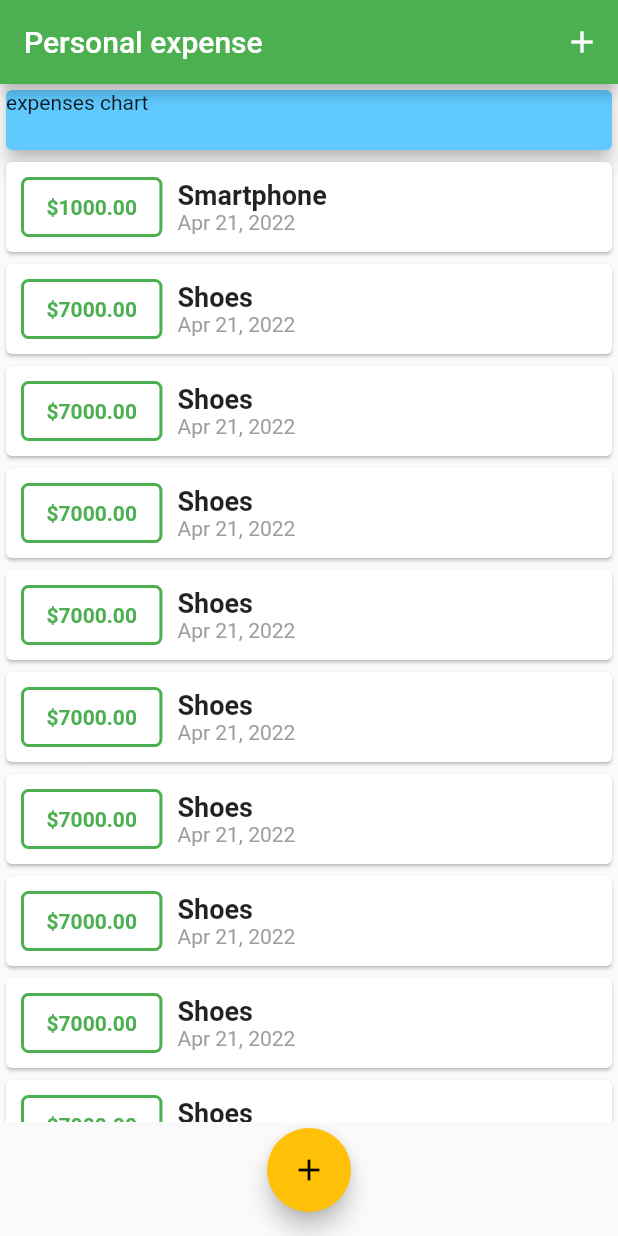
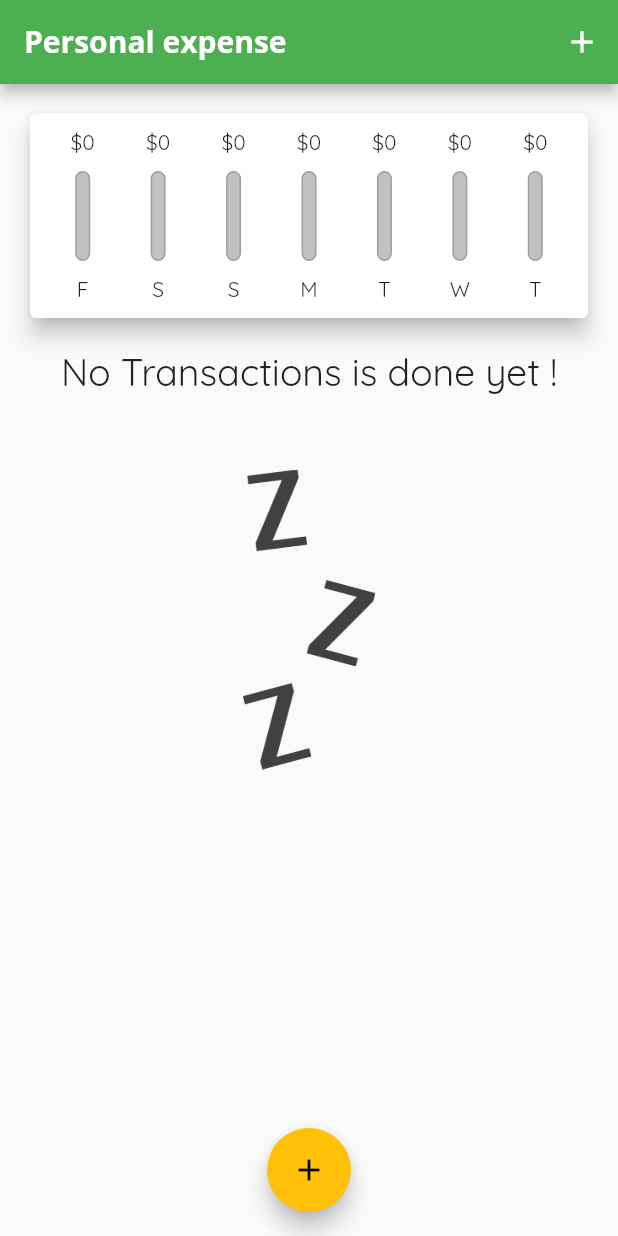
Before and after one commit to hritik7818/expendature-app, a Flutter app: the screen it shows after launch, on a phone screen of 412 x 824 dp. Run offline on Flutter 3.47's test engine with Material 2 defaults, Android fonts, the phone set to English and light mode, and no system bars.

Commit message:
workng app

```diff
--- a/lib/main.dart
+++ b/lib/main.dart
@@ -16,6 +16,7 @@ class MyApp extends StatelessWidget {
       theme: ThemeData(
         accentColor: Colors.amber,
         primarySwatch: Colors.green,
+        fontFamily: "Quicksand",
       ),
       title: 'Flutter App',
     );
@@ -36,92 +37,14 @@ class _MyHomeAppState extends State<MyHomeApp> {
         });
   }
 
-  final List<Transaction> _transactions = [
-    Transaction(
-      id: "t1",
-      title: "Smartphone",
-      amount: 1000,
-      date: DateTime.now().toLocal(),
-    ),
-    Transaction(
-      id: "t2",
-      title: "Shoes",
-      amount: 7000,
-      date: DateTime.now().toLocal(),
-    ),
-    Transaction(
-      id: "t2",
-      title: "Shoes",
-      amount: 7000,
-      date: DateTime.now().toLocal(),
-    ),
-    Transaction(
-      id: "t2",
-      title: "Shoes",
-      amount: 7000,
-      date: DateTime.now().toLocal(),
-    ),
-    Transaction(
-      id: "t2",
-      title: "Shoes",
-      amount: 7000,
-      date: DateTime.now().toLocal(),
-    ),
-    Transaction(
-      id: "t2",
-      title: "Shoes",
-      amount: 7000,
-      date: DateTime.now().toLocal(),
-    ),
-    Transaction(
-      id: "t2",
-      title: "Shoes",
-      amount: 7000,
-      date: DateTime.now().toLocal(),
-    ),
-    Transaction(
-      id: "t2",
-      title: "Shoes",
-      amount: 7000,
-      date: DateTime.now().toLocal(),
-    ),
-    Transaction(
-      id: "t2",
-      title: "Shoes",
-      amount: 7000,
-      date: DateTime.now().toLocal(),
-    ),
-    Transaction(
-      id: "t2",
-      title: "Shoes",
-      amount: 7000,
-      date: DateTime.now().toLocal(),
-    ),
-    Transaction(
-      id: "t2",
-      title: "Shoes",
-      amount: 7000,
-      date: DateTime.now().toLocal(),
-    ),
-    Transaction(
-      id: "t2",
-      title: "Shoes",
-      amount: 7000,
-      date: DateTime.now().toLocal(),
-    ),
-    Transaction(
-      id: "t2",
-      title: "Shoes",
-      amount: 7000,
-      date: DateTime.now().toLocal(),
-    ),
-    Transaction(
-      id: "t2",
-      title: "Shoes",
-      amount: 7000,
-      date: DateTime.now().toLocal(),
-    ),
-  ];
+  final List<Transaction> _transactions = [];
+
+  List<Transaction> get _recentTransactions {
+    return _transactions
+        .where((element) =>
+            element.date.isAfter(DateTime.now().subtract(Duration(days: 7))))
+        .toList();
+  }
 
   void _addNewTransaction(String title, double amount) {
     setState(() {
@@ -139,6 +62,10 @@ class _MyHomeAppState extends State<MyHomeApp> {
       appBar: AppBar(
         title: Text(
           "Personal expense",
+          style: TextStyle(
+            fontFamily: "OpenSans",
+            fontWeight: FontWeight.bold,
+          ),
         ),
         actions: [
           IconButton(
@@ -152,7 +79,7 @@ class _MyHomeAppState extends State<MyHomeApp> {
       body: SingleChildScrollView(
         child: Column(
           children: <Widget>[
-            Chart(),
+            Chart(_recentTransactions),
             TransactionsList(_transactions),
           ],
         ),
--- a/lib/widgets/chart.dart
+++ b/lib/widgets/chart.dart
@@ -1,23 +1,59 @@
 // ignore_for_file: use_key_in_widget_constructors
 
 import 'package:flutter/material.dart';
+import 'package:intl/intl.dart';
+import 'chartBar.dart';
+import '../models/transaction.dart';
 
-class Chart extends StatefulWidget {
-  @override
-  State<Chart> createState() => _ChartState();
-}
+class Chart extends StatelessWidget {
+  final List<Transaction> recentTransactions;
 
-class _ChartState extends State<Chart> {
+  Chart(this.recentTransactions);
+
+  List<Map<String, Object>> get _groupTransactionsValue {
+    return List.generate(7, (index) {
+      final weekDay = DateTime.now().subtract(Duration(days: 7 - index - 1));
+      print(weekDay);
+      var sumOfSpendingOnDay = 0.0;
+      var totalAmountOfSpending = 0.0;
+
+      for (var i = 0; i < recentTransactions.length; i++) {
+        if (recentTransactions[i].date.day == weekDay.day &&
+            recentTransactions[i].date.month == weekDay.month &&
+            recentTransactions[i].date.year == weekDay.year) {
+          sumOfSpendingOnDay += recentTransactions[i].amount;
+        }
+        totalAmountOfSpending += recentTransactions[i].amount;
+      }
+      return {
+        "label": DateFormat.E().format(weekDay).substring(0, 1),
+        "totalAmount": sumOfSpendingOnDay,
+        "spentPercent": recentTransactions.isEmpty
+            ? 0.0
+            : sumOfSpendingOnDay / totalAmountOfSpending
+      };
+    });
+  }
+
   @override
   Widget build(BuildContext context) {
     return Card(
-      color: Color.fromARGB(255, 96, 202, 255),
-      elevation: 5,
+      elevation: 6,
+      margin: EdgeInsets.all(20),
       child: Container(
-        width: double.infinity,
-        height: 40,
-        child: Text(
-          "expenses chart",
+        padding: EdgeInsets.all(10),
+        child: Row(
+          mainAxisAlignment: MainAxisAlignment.spaceAround,
+          children: _groupTransactionsValue.map((element) {
+            // flexible widget is used to wrap the widget to specify that it can take as much width or height according to it mainAxisAlignment using specify its fit property to tight.note- we also have an another widget like Flexible which is Expended it equivalent Flexible with fit property to FlexFit.tight ,we can also give a flex property to it which specify how many time more expand in comparison to another which has default value 1.
+            return Flexible(
+              fit: FlexFit.tight,
+              child: ChartBar(
+                  spendAmount: element["totalAmount"] as double,
+                  spendPercent: element["spentPercent"] as double,
+                  label: element["label"] as String),
+            );
+          }).toList(),
         ),
       ),
     );
--- /dev/null
+++ b/lib/widgets/chartBar.dart
@@ -0,0 +1,52 @@
+import 'package:flutter/material.dart';
+
+class ChartBar extends StatelessWidget {
+  final double spendAmount;
+  final double? spendPercent;
+  final String label;
+
+  ChartBar(
+      {required this.spendAmount,
+      required this.spendPercent,
+      required this.label});
+  @override
+  Widget build(BuildContext context) {
+    return Column(
+      children: [
+        //FittedBox Shrink the widget to being in their place or area.
+        FittedBox(
+          child: Text('\$${spendAmount.toStringAsFixed(0)}'),
+        ),
+        SizedBox(
+          height: 10,
+        ),
+        Container(
+          height: 60,
+          width: 10,
+          child: Stack(
+            children: [
+              Container(
+                decoration: BoxDecoration(
+                  border: Border.all(color: Colors.grey, width: 1),
+                  borderRadius: BorderRadius.circular(10),
+                  color: Color.fromARGB(255, 193, 193, 193),
+                ),
+              ),
+              FractionallySizedBox(
+                  heightFactor: spendPercent,
+                  child: Container(
+                    decoration: BoxDecoration(
+                        color: Theme.of(context).primaryColor,
+                        borderRadius: BorderRadius.circular(10)),
+                  ))
+            ],
+          ),
+        ),
+        SizedBox(
+          height: 10,
+        ),
+        Text(label)
+      ],
+    );
+  }
+}
--- a/lib/widgets/transactionsLists.dart
+++ b/lib/widgets/transactionsLists.dart
@@ -10,7 +10,23 @@ class TransactionsList extends StatelessWidget {
   Widget build(BuildContext context) {
     return Container(
       height: 644,
-      child: ListView.builder(
+      child: transactions.isEmpty
+          ? Column(
+              children: [
+                Text(
+                  "No Transactions is done yet !",
+                  style: TextStyle(
+                    fontSize: 25,
+                  ),
+                ),
+                SizedBox(height: 50),
+                Container(
+                  height: 200,
+                  child: Image.asset('assets/images/waiting.png'),
+                ),
+              ],
+            )
+          : ListView.builder(
               itemBuilder: (ctx, index) {
                 return Card(
                   child: Container(
@@ -27,7 +43,8 @@ class TransactionsList extends StatelessWidget {
                           decoration: BoxDecoration(
                             borderRadius: BorderRadius.circular(5),
                             border: Border.all(
-                          width: 2, color: Theme.of(context).primaryColor),
+                                width: 2,
+                                color: Theme.of(context).primaryColor),
                           ),
                           child: Text(
                             '\$${transactions[index].amount.toStringAsFixed(2)}',
@@ -47,7 +64,8 @@ class TransactionsList extends StatelessWidget {
                               ),
                             ),
                             Text(
-                        DateFormat.yMMMd().format(transactions[index].date),
+                              DateFormat.yMMMd()
+                                  .format(transactions[index].date),
                               style: TextStyle(
                                 color: Colors.grey,
                               ),
```
Also changed, not shown: pubspec.yaml (+13 -13 lines), assets/fonts/OpenSans-Bold.ttf (added), assets/fonts/OpenSans-Regular.ttf (added), assets/fonts/Quicksand-Bold.ttf (added), assets/fonts/Quicksand-Light.ttf (added), assets/fonts/Quicksand-Medium.ttf (added), assets/fonts/Quicksand-Regular.ttf (added), assets/images/waiting.png (added). Lines whose indentation alone changed are shown as unchanged.
